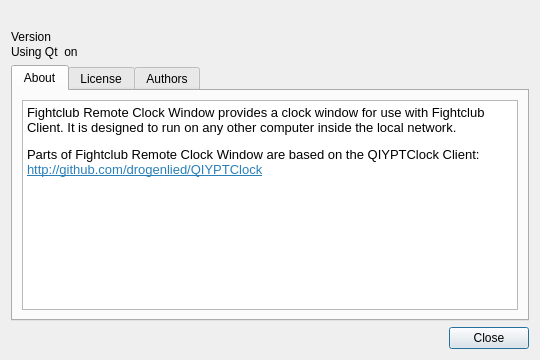
Old version of the form remoteclockwindow/aboutdialog.ui in the repository SFr682k/fightclub.
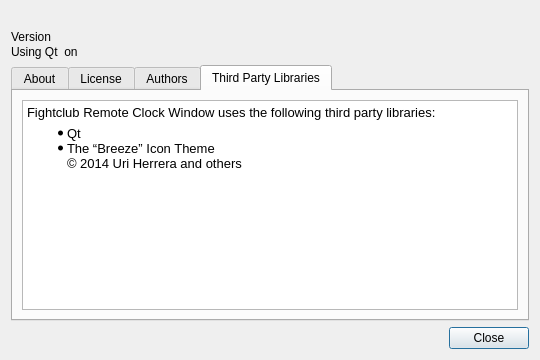
New version of the form. The open tabs and pages were chosen to show the change. Icons and pictures are not drawn.

Patch:
```diff
--- a/remoteclockwindow/aboutdialog.ui
+++ b/remoteclockwindow/aboutdialog.ui
@@ -13,6 +13,12 @@
     <height>360</height>
    </rect>
   </property>
+  <property name="minimumSize">
+   <size>
+    <width>540</width>
+    <height>360</height>
+   </size>
+  </property>
   <property name="windowTitle">
    <string>About Fightclub Remote Clock Window</string>
   </property>
@@ -286,6 +292,26 @@
        </item>
       </layout>
      </widget>
+     <widget class="QWidget" name="thirdparty">
+      <attribute name="title">
+       <string>Third Party Libraries</string>
+      </attribute>
+      <layout class="QVBoxLayout" name="verticalLayout_5">
+       <item>
+        <widget class="QTextBrowser" name="textBrowser_2">
+         <property name="html">
+          <string>&lt;!DOCTYPE HTML PUBLIC &quot;-//W3C//DTD HTML 4.0//EN&quot; &quot;http://www.w3.org/TR/REC-html40/strict.dtd&quot;&gt;
+&lt;html&gt;&lt;head&gt;&lt;meta name=&quot;qrichtext&quot; content=&quot;1&quot; /&gt;&lt;style type=&quot;text/css&quot;&gt;
+p, li { white-space: pre-wrap; }
+&lt;/style&gt;&lt;/head&gt;&lt;body style=&quot; font-family:'Noto Sans'; font-size:10pt; font-weight:400; font-style:normal;&quot;&gt;
+&lt;p style=&quot; margin-top:12px; margin-bottom:6px; margin-left:0px; margin-right:0px; -qt-block-indent:0; text-indent:0px;&quot;&gt;Fightclub Remote Clock Window uses the following third party libraries: &lt;/p&gt;
+&lt;ul style=&quot;margin-top: 0px; margin-bottom: 0px; margin-left: 0px; margin-right: 0px; -qt-list-indent: 1;&quot;&gt;&lt;li style=&quot; margin-top:0px; margin-bottom:0px; margin-left:0px; margin-right:0px; -qt-block-indent:0; text-indent:0px;&quot;&gt;Qt &lt;/li&gt;
+&lt;li style=&quot; margin-top:0px; margin-bottom:12px; margin-left:0px; margin-right:0px; -qt-block-indent:0; text-indent:0px;&quot;&gt;The “Breeze” Icon Theme &lt;br /&gt;© 2014 Uri Herrera and others&lt;/li&gt;&lt;/ul&gt;&lt;/body&gt;&lt;/html&gt;</string>
+         </property>
+        </widget>
+       </item>
+      </layout>
+     </widget>
     </widget>
    </item>
    <item>
```
